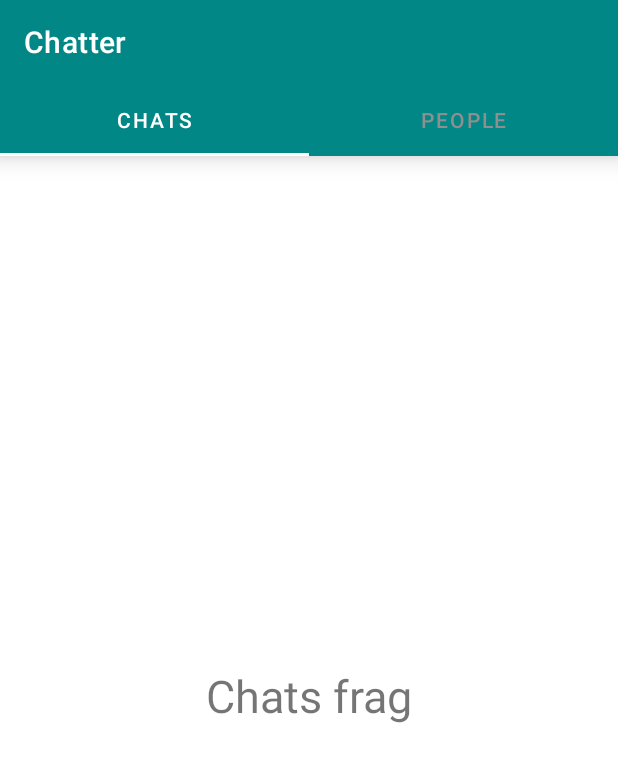
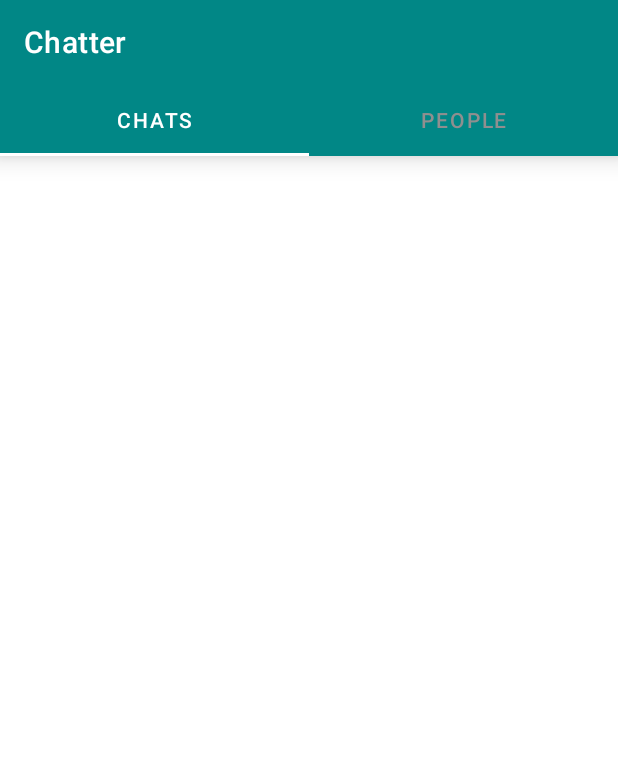
Before and after one commit to hd-agarwal/Chatter, an Android app: the screen it shows after launch once a user with an empty profile is signed in (MainActivity), on a phone screen of 412 x 824 dp. Shown: the top 762 px of the screen. Run offline under Robolectric (Android 15) with nearby library versions, the phone set to English and light mode, and no system bars; our stand-ins replace Firebase (no records; nobody signed in at launch, a user with empty details on screens opened directly); libraries missing offline, so code that uses them is left out: com.firebase.ui.

Commit message:
some changes

```diff
--- a/app/src/main/java/com/example/chatter/fragments/PeopleFragment.kt
+++ b/app/src/main/java/com/example/chatter/fragments/PeopleFragment.kt
@@ -120,7 +120,7 @@ class PeopleFragment : Fragment() {
             ): RecyclerView.ViewHolder {
                 return when (viewType) {
                     NORMAL_USER_VIEW -> {
-                        UserViewHolder(layoutInflater.inflate(R.layout.layout_user, parent, false))
+                        UserViewHolder(layoutInflater.inflate(R.layout.list_item_inbox, parent, false))
                     }
                     else -> {
                         EmptViewHolder(layoutInflater.inflate(R.layout.layout_empty, parent, false))
--- a/app/src/main/java/com/example/chatter/viewholder/UserViewHolder.kt
+++ b/app/src/main/java/com/example/chatter/viewholder/UserViewHolder.kt
@@ -7,7 +7,7 @@ import androidx.recyclerview.widget.RecyclerView
 import com.bumptech.glide.Glide
 import com.example.chatter.R
 import com.example.chatter.models.User
-import kotlinx.android.synthetic.main.layout_user.view.*
+import kotlinx.android.synthetic.main.list_item_inbox.view.*
 
 
 class UserViewHolder(itemView: View) : RecyclerView.ViewHolder(itemView) {
--- a/app/src/main/res/layout/fragment_inbox.xml
+++ b/app/src/main/res/layout/fragment_inbox.xml
@@ -5,10 +5,9 @@
     android:layout_height="match_parent"
     tools:context=".fragments.InboxFragment">
 
-    <TextView
+    <androidx.recyclerview.widget.RecyclerView
         android:layout_width="match_parent"
-        android:layout_height="match_parent"
-        android:text="Chats frag"
-        android:textSize="30sp"
-        android:gravity="center"/>
+        android:layout_height="wrap_content"
+        android:id="@+id/rvInbox"
+        tools:listitem="@layout/list_item_inbox"/>
 </RelativeLayout>
--- a/app/src/main/res/layout/list_item_chat_received.xml
+++ b/app/src/main/res/layout/list_item_chat_received.xml
@@ -26,13 +26,13 @@
             app:alignItems="flex_end"
             app:flexWrap="wrap"
             app:justifyContent="flex_end">
-            <TextView
+            <com.vanniktech.emoji.EmojiTextView
                 android:layout_width="wrap_content"
                 android:layout_height="wrap_content"
                 android:id="@+id/tvContent"
                 android:textColor="@android:color/white"
                 android:lineSpacingExtra="5dp"
-                android:textSize="15sp"
+                android:textSize="17sp"
                 tools:text="Hello world"/>
             <TextView
                 android:layout_width="wrap_content"
--- a/app/src/main/res/layout/list_item_chat_sent.xml
+++ b/app/src/main/res/layout/list_item_chat_sent.xml
@@ -29,14 +29,14 @@
             app:flexWrap="wrap"
             app:justifyContent="flex_end">
 
-            <TextView
+            <com.vanniktech.emoji.EmojiTextView
                 android:id="@+id/tvContent"
                 android:layout_width="wrap_content"
                 android:layout_height="wrap_content"
                 android:lineSpacingExtra="5dp"
                 android:textColor="@android:color/white"
-                android:textSize="15sp"
-                tools:text="Hello" />
+                android:textSize="17sp"
+                tools:text="Hello"/>
 
             <TextView
                 android:id="@+id/tvTime"
```
Also changed, not shown: app/src/main/java/com/example/chatter/activities/ChatActivity.kt (+13 -2 lines), app/src/main/java/com/example/chatter/adapters/InboxAdapter.kt (added, +31 -0 lines), app/src/main/res/layout/activity_chat.xml (+5 -4 lines), app/src/main/res/layout/fragment_people.xml (+1 -8 lines), app/src/main/res/layout/list_item_inbox.xml (renamed from app/src/main/res/layout/layout_user.xml).
